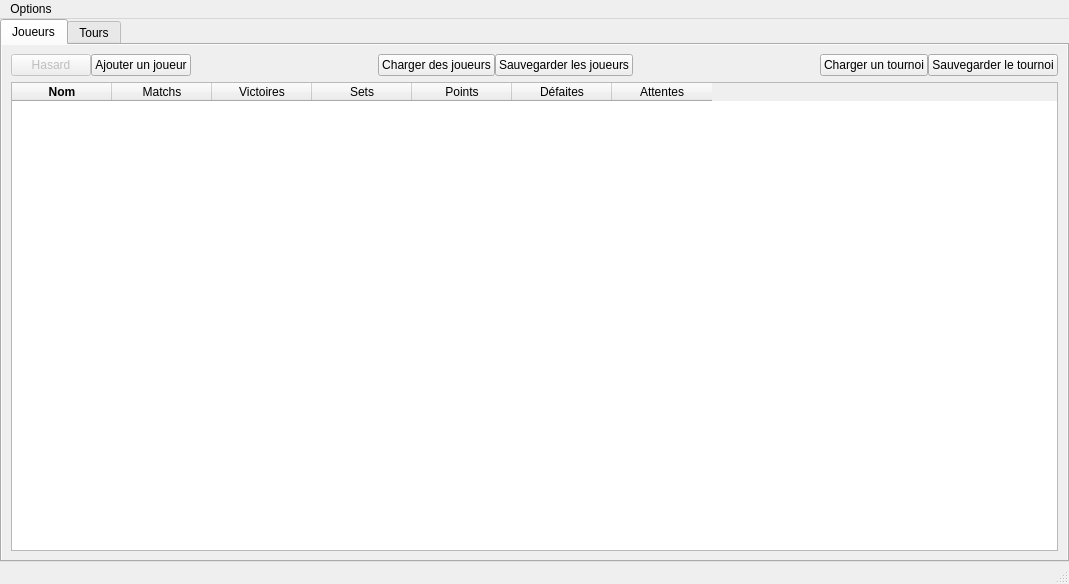
Old version of the form mainwindow/mainwindow.ui in the repository dsarrut/btm.
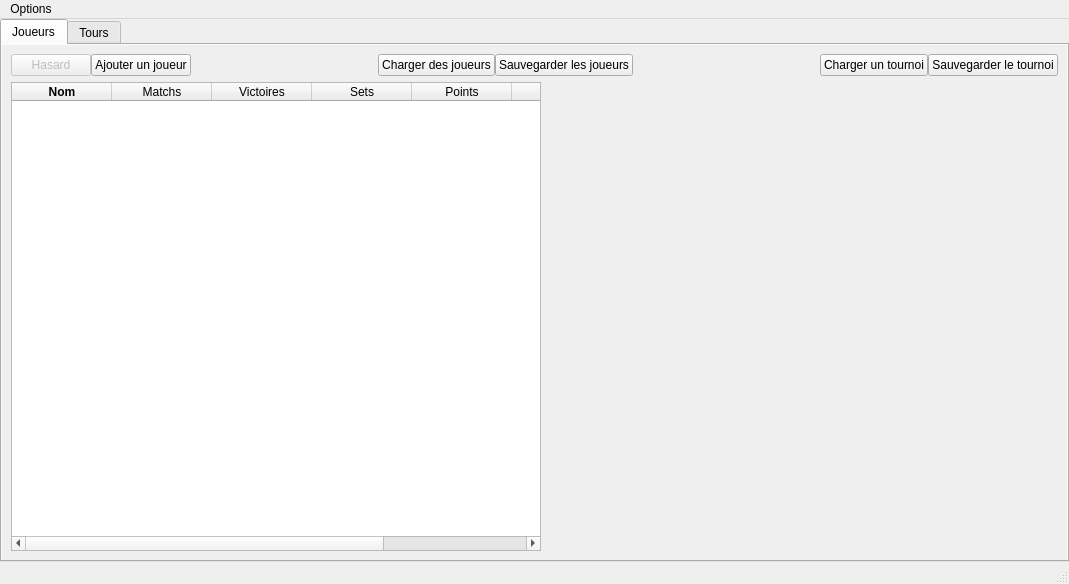
New version of the form. The open tabs and pages were chosen to show the change. Icons and pictures are not drawn. Custom widgets are drawn as their Qt base class.

Patch:
```diff
--- a/mainwindow/mainwindow.ui
+++ b/mainwindow/mainwindow.ui
@@ -258,6 +258,19 @@
             </column>
            </widget>
           </item>
+          <item>
+           <spacer name="horizontalSpacer_3">
+            <property name="orientation">
+             <enum>Qt::Horizontal</enum>
+            </property>
+            <property name="sizeHint" stdset="0">
+             <size>
+              <width>40</width>
+              <height>20</height>
+             </size>
+            </property>
+           </spacer>
+          </item>
          </layout>
         </item>
        </layout>
```
Left out of the diff: 2 changed lines with no effect on the pictures.
